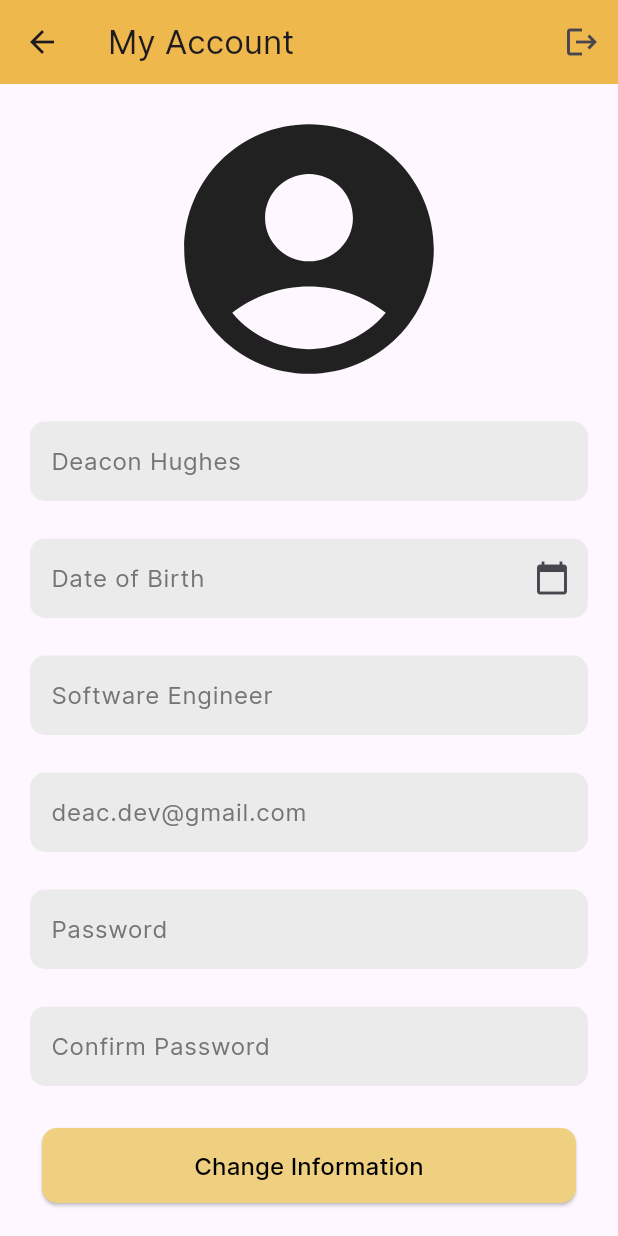
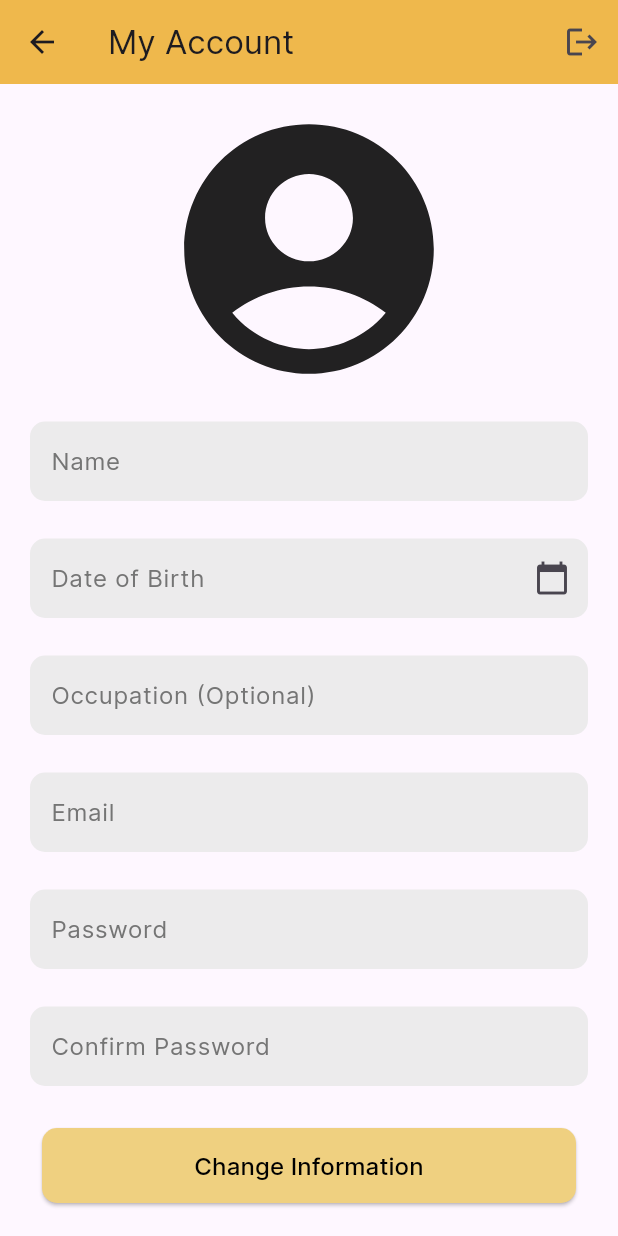
Before and after one commit to JokerZ75/Elaros-OH, a Flutter app: the screen it shows once a user with an empty profile is signed in, after a tap on the "account circle" icon, on a phone screen of 412 x 824 dp. Run offline on Flutter 3.47's test engine with Material 3 defaults, Android fonts, the phone set to English and light mode, and no system bars; our stand-ins replace cloud_firestore, firebase_auth, firebase_core, fl_chart; missing offline and left inert: choice, syncfusion_flutter_maps; accounts and stored records are empty.

Commit message:
Fixes to live graphing, changes to styling and text. Added recent assessments with live data

```diff
--- a/occupational_health/lib/pages/health_page/previous_page.dart
+++ b/occupational_health/lib/pages/health_page/previous_page.dart
@@ -34,6 +34,12 @@ class _PreviousAssessmentPageState extends State<PreviousAssessmentPage> {
           if (!snapshot.hasData) {
             return const Center(
               child: CircularProgressIndicator(),
+            );
+          }
+
+          if (snapshot.data!.docs.isEmpty) {
+            return const Center(
+              child: Text("No Assessments taken yet", style: TextStyle(fontSize: 14, fontWeight: FontWeight.w300)),
             );
           }
           // sort docs by timestamp
--- a/occupational_health/lib/pages/health_page/questionaire_page.dart
+++ b/occupational_health/lib/pages/health_page/questionaire_page.dart
@@ -325,9 +325,6 @@ class _QuestionairePageState extends State<QuestionairePage> {
         sections
             .firstWhere((element) => element.sectionTitle == sectionTitle)
             .questions[question] = int.parse(choice!);
-        print(sections
-            .firstWhere((element) => element.sectionTitle == sectionTitle)
-            .questions[question]);
       });
     }
 
--- a/occupational_health/lib/pages/home_page.dart
+++ b/occupational_health/lib/pages/home_page.dart
@@ -27,6 +27,10 @@ class _HomePageState extends State<HomePage> {
   getRecentQuestionaires() async {
     (List<Questionaire>, List<String>) questionaires =
         await _assessmentService.getRecentQuestionaires();
+
+    if (questionaires.$1.isEmpty) {
+      return;
+    }
     setState(() {
       this.questionaires = questionaires;
     });
--- a/occupational_health/lib/pages/my_account_page.dart
+++ b/occupational_health/lib/pages/my_account_page.dart
@@ -64,7 +64,7 @@ class _MyAccountPageState extends State<MyAccountPage> {
                 //name
                 MyTextFormField(
                     controller: nameController,
-                    labelText: "Deacon Hughes",
+                    labelText: "Name",
                     keyboardType: TextInputType.name,
                     obscureText: false,
                     validator: (value) {
@@ -88,7 +88,7 @@ class _MyAccountPageState extends State<MyAccountPage> {
                 //occupation
                 MyTextFormField(
                     controller: occupationController,
-                    labelText: "Software Engineer",
+                    labelText: "Occupation (Optional)",
                     keyboardType: TextInputType.text,
                     obscureText: false,
                     validator: (value) {
@@ -103,7 +103,7 @@ class _MyAccountPageState extends State<MyAccountPage> {
                 //email
                 MyTextFormField(
                     controller: emailController,
-                    labelText: "deac.dev@gmail.com",
+                    labelText: "Email",
                     keyboardType: TextInputType.emailAddress,
                     obscureText: false,
                     validator: (value) {
--- a/occupational_health/lib/pages/register_page.dart
+++ b/occupational_health/lib/pages/register_page.dart
@@ -45,8 +45,6 @@ class _RegisterPageState extends State<RegisterPage> {
           SnackBar(content: Text("$e Please enter a valid date")));
       return;
     }
-    ScaffoldMessenger.of(context)
-        .showSnackBar(SnackBar(content: Text(dateOfBirth.toString())));
     try {
       await authService.registerWithEmailAndPassword(
           emailController.text,
--- a/occupational_health/lib/services/Assessment/assessment_service.dart
+++ b/occupational_health/lib/services/Assessment/assessment_service.dart
@@ -64,7 +64,7 @@ class AssessmentService extends ChangeNotifier {
               .map((doc) => Questionaire.fromMap(
                   doc.data() as Map<String, dynamic>))
               .toList(), questionaires.docs.map((doc) => doc.id).toList())
-          : throw Exception("No questionaires found");
+          : (List<Questionaire>.empty(), List<String>.empty());
     } catch (e) {
       throw Exception(e);
     }
@@ -119,9 +119,6 @@ class AssessmentService extends ChangeNotifier {
           for (var question in questions.keys) {
             sectionTotal += questions[question].toDouble();
           }
-          if (sectionTotal == 0) {
-            sectionTotal = -1;
-          }
           // if key does not exist, create it
           if (sectionAverages[monthsPassed]![section] == null) {
             sectionAverages[monthsPassed]![section] =
```
Also changed, not shown: occupational_health/lib/pages/health_page/health_page.dart (+9 -8 lines).
